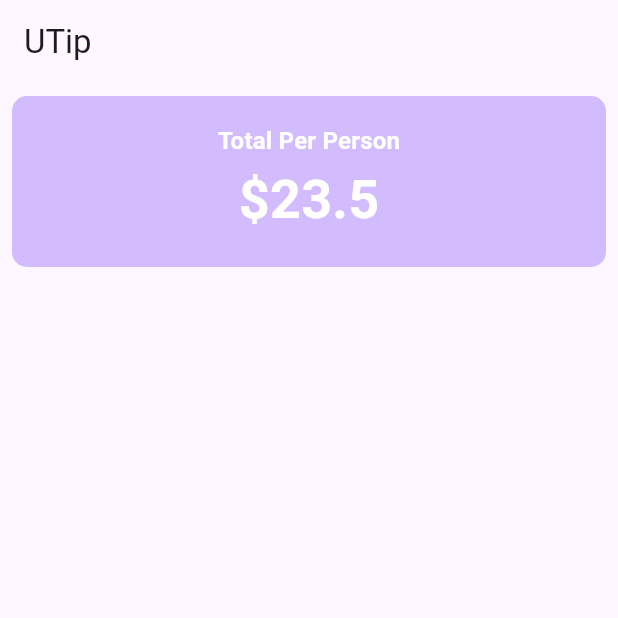
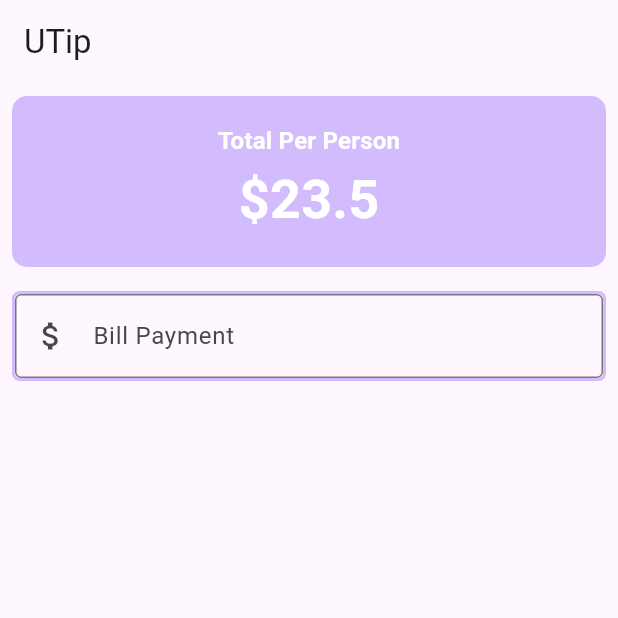
Before and after one commit to IsarahTarila1/UTip-Calculator, a Flutter app: the screen it shows after launch, on a phone screen of 412 x 824 dp, the top half of it. Run offline on Flutter 3.47's test engine with Material 3 defaults, Android fonts, the phone set to English and light mode, and no system bars.

Commit message:
Create the Bill Amount Container and the TexField

```diff
--- a/lib/main.dart
+++ b/lib/main.dart
@@ -60,6 +60,33 @@ class UTip extends StatelessWidget {
                   ],
                 )),
           ),
+          Padding(
+            padding: const EdgeInsets.all(8.0),
+            child: Container(
+              decoration: BoxDecoration(
+                borderRadius: BorderRadius.circular(5),
+                border: Border.all(
+                  color: theme.colorScheme.inversePrimary,
+                  width: 2,
+                )
+              ),
+              child: Column(
+                children: [
+                  TextField(
+                    decoration: const InputDecoration(
+                      border: OutlineInputBorder(),
+                      prefixIcon: Icon(Icons.attach_money),
+                      labelText: 'Bill Payment'
+                    ),
+                    keyboardType: TextInputType.number,
+                    onChanged: (String value){
+                      print("Value $value");
+                    }
+                  )
+                ],
+              ),
+            ),
+          )
         ],
       ),
     );
```
